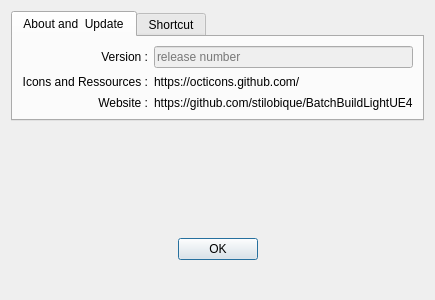
First picture: the form in BatchLightUE4/Views/WindowsHelpView.ui, repository shenyu0403/BatchBuildLightUE4, before the edit.
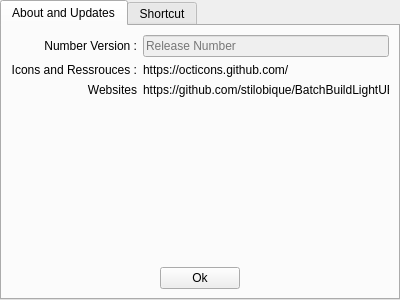
Second picture: the form after the edit. Icons and pictures are not drawn.

Commit message: Update the main program, fix the windows Project and Help (refactoring)

What changed in the file:
```diff
--- a/BatchLightUE4/Views/WindowsHelpView.ui
+++ b/BatchLightUE4/Views/WindowsHelpView.ui
@@ -1,7 +1,7 @@
 <?xml version="1.0" encoding="UTF-8"?>
 <ui version="4.0">
- <class>Dialog</class>
- <widget class="QDialog" name="Dialog">
+ <class>TabWidgetHelp</class>
+ <widget class="QTabWidget" name="TabWidgetHelp">
   <property name="geometry">
    <rect>
     <x>0</x>
@@ -13,90 +13,83 @@
   <property name="windowTitle">
    <string>Dialog</string>
   </property>
-  <layout class="QGridLayout" name="gridLayout_2">
-   <item row="0" column="0">
-    <layout class="QGridLayout" name="gridLayout">
-     <item row="2" column="0">
-      <layout class="QHBoxLayout" name="horizontalLayout">
-       <item>
-        <spacer name="horizontalSpacer">
-         <property name="orientation">
-          <enum>Qt::Horizontal</enum>
-         </property>
-         <property name="sizeHint" stdset="0">
-          <size>
-           <width>40</width>
-           <height>20</height>
-          </size>
-         </property>
-        </spacer>
-       </item>
-       <item>
-        <widget class="QDialogButtonBox" name="buttonBox">
-         <property name="orientation">
-          <enum>Qt::Vertical</enum>
-         </property>
-         <property name="standardButtons">
-          <set>QDialogButtonBox::Ok</set>
-         </property>
-         <property name="centerButtons">
-          <bool>true</bool>
-         </property>
-        </widget>
-       </item>
-       <item>
-        <spacer name="horizontalSpacer_2">
-         <property name="orientation">
-          <enum>Qt::Horizontal</enum>
-         </property>
-         <property name="sizeHint" stdset="0">
-          <size>
-           <width>40</width>
-           <height>20</height>
-          </size>
-         </property>
-        </spacer>
-       </item>
-      </layout>
-     </item>
-     <item row="0" column="0">
-      <widget class="QTabWidget" name="tabWidget">
        <property name="currentIndex">
         <number>0</number>
        </property>
-       <widget class="QWidget" name="tab_1">
+  <widget class="QWidget" name="tab">
         <attribute name="icon">
          <iconset>
           <normaloff>../Resources/pin.png</normaloff>../Resources/pin.png</iconset>
         </attribute>
         <attribute name="title">
-         <string>About and  Update</string>
+    <string>About and Updates</string>
         </attribute>
         <layout class="QGridLayout" name="gridLayout_3">
+    <item row="0" column="0">
+     <layout class="QGridLayout" name="gridLayout_2">
+      <item row="2" column="0">
+       <layout class="QHBoxLayout" name="horizontalLayout_4">
+        <item>
+         <spacer name="horizontalSpacer">
+          <property name="orientation">
+           <enum>Qt::Horizontal</enum>
+          </property>
+          <property name="sizeHint" stdset="0">
+           <size>
+            <width>40</width>
+            <height>20</height>
+           </size>
+          </property>
+         </spacer>
+        </item>
+        <item>
+         <widget class="QPushButton" name="pushButton">
+          <property name="text">
+           <string>Ok</string>
+          </property>
+         </widget>
+        </item>
+        <item>
+         <spacer name="horizontalSpacer_2">
+          <property name="orientation">
+           <enum>Qt::Horizontal</enum>
+          </property>
+          <property name="sizeHint" stdset="0">
+           <size>
+            <width>40</width>
+            <height>20</height>
+           </size>
+          </property>
+         </spacer>
+        </item>
+       </layout>
+      </item>
+      <item row="0" column="0">
+       <layout class="QGridLayout" name="gridLayout">
+        <item row="0" column="0">
+         <widget class="QLabel" name="label">
+          <property name="text">
+           <string>Number Version :</string>
+          </property>
+          <property name="alignment">
+           <set>Qt::AlignRight|Qt::AlignTrailing|Qt::AlignVCenter</set>
+          </property>
+         </widget>
+        </item>
          <item row="0" column="1">
           <widget class="QLineEdit" name="lineEdit">
            <property name="enabled">
             <bool>false</bool>
            </property>
            <property name="placeholderText">
-            <string>release number</string>
-           </property>
-          </widget>
-         </item>
-         <item row="0" column="0">
-          <widget class="QLabel" name="label">
-           <property name="text">
-            <string>Version :</string>
-           </property>
-           <property name="alignment">
-            <set>Qt::AlignRight|Qt::AlignTrailing|Qt::AlignVCenter</set>
+           <string>Release Number</string>
            </property>
           </widget>
          </item>
          <item row="1" column="0">
           <widget class="QLabel" name="label_2">
            <property name="text">
-            <string>Icons and Ressources :</string>
+           <string>Icons and Ressrouces :</string>
            </property>
            <property name="alignment">
             <set>Qt::AlignRight|Qt::AlignTrailing|Qt::AlignVCenter</set>
@@ -104,16 +97,16 @@
           </widget>
          </item>
          <item row="1" column="1">
-          <widget class="QLabel" name="label_3">
-           <property name="text">
-            <string>https://octicons.github.com/</string>
-           </property>
-          </widget>
-         </item>
-         <item row="2" column="0">
           <widget class="QLabel" name="label_4">
            <property name="text">
-            <string>Website :</string>
+           <string>https://octicons.github.com/</string>
+          </property>
+         </widget>
+        </item>
+        <item row="2" column="0">
+         <widget class="QLabel" name="label_3">
+          <property name="text">
+           <string>Websites</string>
            </property>
            <property name="alignment">
             <set>Qt::AlignRight|Qt::AlignTrailing|Qt::AlignVCenter</set>
@@ -128,17 +121,6 @@
           </widget>
          </item>
         </layout>
-       </widget>
-       <widget class="QWidget" name="tab_2">
-        <attribute name="icon">
-         <iconset>
-          <normaloff>../Resources/text-size.png</normaloff>../Resources/text-size.png</iconset>
-        </attribute>
-        <attribute name="title">
-         <string>Shortcut</string>
-        </attribute>
-       </widget>
-      </widget>
      </item>
      <item row="1" column="0">
       <spacer name="verticalSpacer">
@@ -148,7 +130,7 @@
        <property name="sizeHint" stdset="0">
         <size>
          <width>20</width>
-         <height>20</height>
+          <height>40</height>
         </size>
        </property>
       </spacer>
@@ -156,6 +138,16 @@
     </layout>
    </item>
   </layout>
+  </widget>
+  <widget class="QWidget" name="tab">
+   <attribute name="icon">
+    <iconset>
+     <normaloff>../Resources/text-size.png</normaloff>../Resources/text-size.png</iconset>
+   </attribute>
+   <attribute name="title">
+    <string>Shortcut</string>
+   </attribute>
+  </widget>
  </widget>
  <resources/>
  <connections>
```
Left out of the diff: 37 changed lines with no effect on the pictures. Lines whose indentation alone changed are shown as unchanged. The commit also changes 4 other files.
